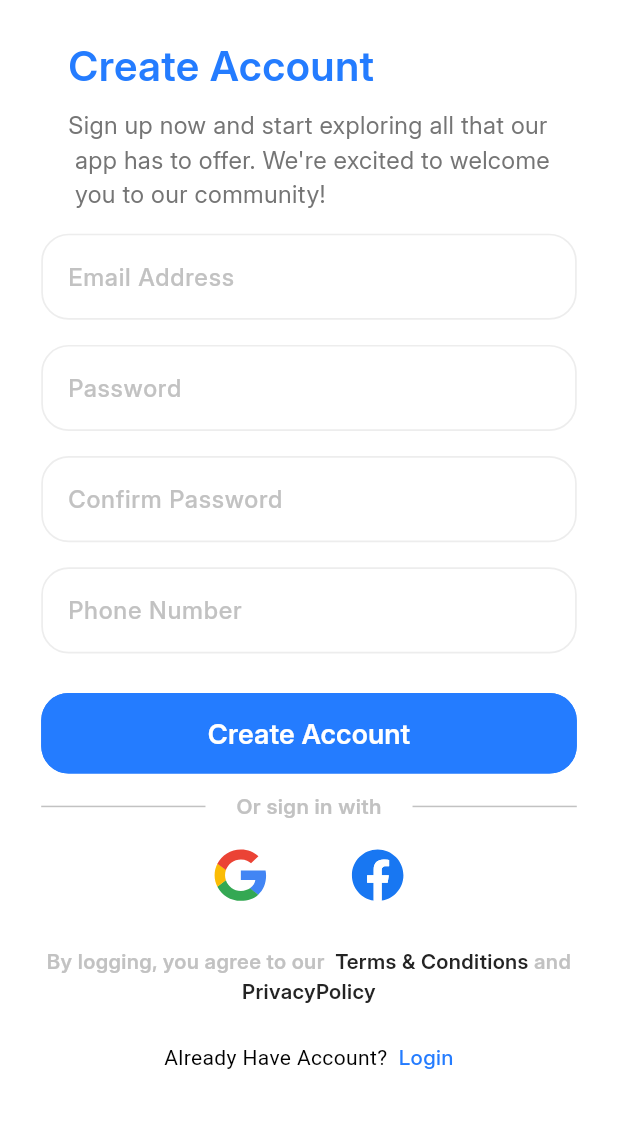
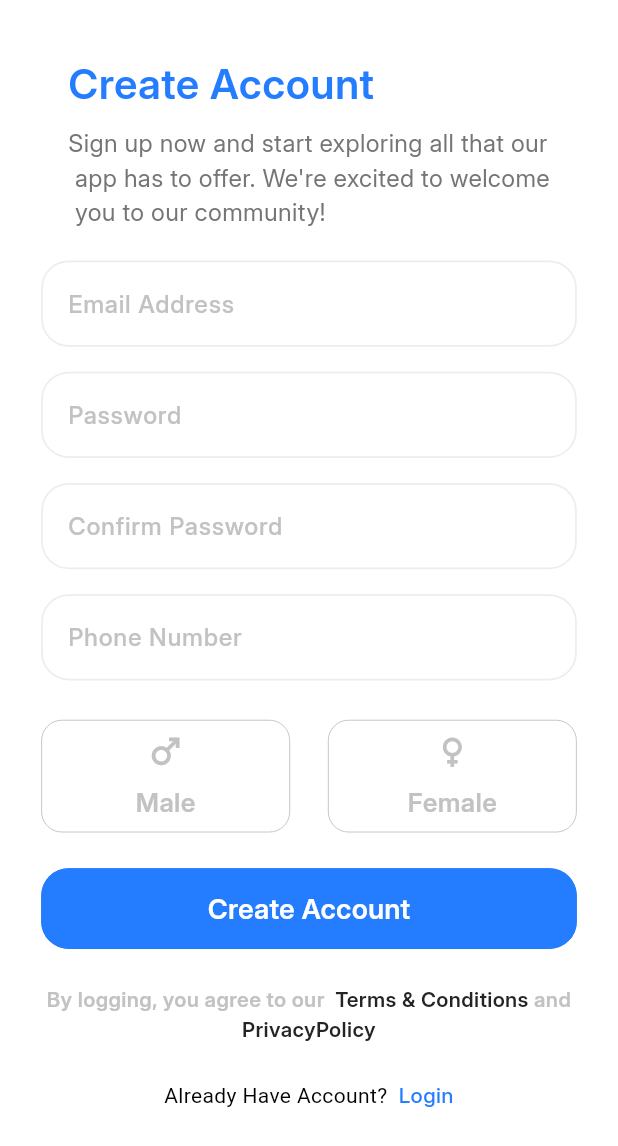
Before and after one commit to salahaldensherief/docdoc, a Flutter app: the SignupViewBody screen opened directly, on a phone screen of 412 x 824 dp. Shown: the top 1146 px of the screen. Run offline on Flutter 3.47's test engine with Material 3 defaults, Android fonts, the phone set to English and light mode, and no system bars; our stand-ins replace flutter_screenutil, flutter_svg, font_awesome_flutter.

Commit message:
refactor: login/signup ui

```diff
--- a/lib/core/widgets/social_login_botton.dart
+++ b/lib/core/widgets/social_login_botton.dart
@@ -1,4 +1,5 @@
 // Flutter imports:
+import 'package:docdoc/core/utils/app_colors.dart';
 import 'package:docdoc/core/utils/font_styles.dart';
 import 'package:docdoc/core/utils/images_data.dart';
 import 'package:flutter/material.dart';
@@ -8,9 +9,8 @@ import 'package:flutter_svg/flutter_svg.dart';
 // Project imports:
 
 class SocialLoginBotton extends StatelessWidget {
-  const SocialLoginBotton({super.key, required this.onPressed,});
+  const SocialLoginBotton({super.key, required this.onPressed});
   final VoidCallback onPressed;
-
 
   @override
   Widget build(BuildContext context) {
@@ -20,12 +20,20 @@ class SocialLoginBotton extends StatelessWidget {
         GestureDetector(
           onTap: onPressed,
           child: Container(
-            width: 40.w,
-            height: 40.h,
-            child: SvgPicture.asset(
-              ImagesData.googleIcon,
-              width: 24.w,
-              height: 24.h,
+
+            width: 46.w,
+            height: 46.h,
+            decoration: BoxDecoration(
+              shape: BoxShape.circle,
+              color: AppColors.white10Color,
+            ),
+            child: Padding(
+              padding:  EdgeInsets.all(5.0).r,
+              child: SvgPicture.asset(
+
+                ImagesData.googleIcon,
+
+              ),
             ),
           ),
         ),
@@ -33,17 +41,22 @@ class SocialLoginBotton extends StatelessWidget {
         GestureDetector(
           onTap: onPressed,
           child: Container(
-            width: 40.w,
-            height: 40.h,
-            child: SvgPicture.asset(
-              ImagesData.facebookIcon,
-              width: 24.w,
-              height: 24.h,
+            width: 46.w,
+            height: 46.h,
+            decoration: BoxDecoration(
+              shape: BoxShape.circle,
+              color: AppColors.white10Color,
+            ),
+
+            child: Padding(
+              padding:  EdgeInsets.all(5.0).r,
+              child: SvgPicture.asset(
+                ImagesData.facebookIcon,
+
+              ),
             ),
           ),
         ),
-
-
       ],
     );
   }
--- a/lib/features/auth/login/presentation/views/widgets/login_view_body.dart
+++ b/lib/features/auth/login/presentation/views/widgets/login_view_body.dart
@@ -34,18 +34,18 @@ class _LoginViewBodyState extends State<LoginViewBody> {
               crossAxisAlignment: CrossAxisAlignment.center,
 
               children: [
-                SizedBox(height: 20.h),
+                SizedBox(height: 30.h),
                 AuthAppbar(
                   title: 'Welcome Back!',
                   subtitle:
                       "We're excited to have you back, can't wait to\n see what you've been up to since you last\n logged in.",
                 ),
-                SizedBox(height: 24.h),
+                SizedBox(height: 17.h),
                 CustomTextFormField(
                   hintText: 'Email',
                   textInputType: TextInputType.emailAddress,
                 ),
-                SizedBox(height: 16.h),
+                SizedBox(height: 12.h),
                 PasswordField(hintText: 'Password'),
                 SizedBox(height: 16.h),
                 CheckboxAndForgetPasswordWidget(),
@@ -58,12 +58,8 @@ class _LoginViewBodyState extends State<LoginViewBody> {
                   fontColor: AppColors.backgroundColor,
                 ),
                 SizedBox(height: 20.h),
-                OrDivider(),
+                TermsAndConditions(),
                 SizedBox(height: 20.h),
-                SocialLoginBotton(onPressed: () {}),
-                SizedBox(height: 24.h),
-                TermsAndConditions(),
-                SizedBox(height: 24.h),
                 DontHaveAnAccountWidget(),
               ],
             ),
--- /dev/null
+++ b/lib/features/auth/signup/presentation/views/widgets/gender_selector.dart
@@ -0,0 +1,90 @@
+import 'package:docdoc/core/utils/app_colors.dart';
+import 'package:flutter/material.dart';
+import 'package:flutter_screenutil/flutter_screenutil.dart';
+
+class GenderSelector extends StatefulWidget {
+  final Function(String) onGenderSelected;
+  final String? initialGender;
+
+  const GenderSelector({
+    super.key,
+    required this.onGenderSelected,
+    this.initialGender,
+  });
+
+  @override
+  State<GenderSelector> createState() => _GenderSelectorState();
+}
+
+class _GenderSelectorState extends State<GenderSelector> {
+  String? _selectedGender;
+
+  @override
+  void initState() {
+    super.initState();
+    _selectedGender = widget.initialGender;
+  }
+
+  @override
+  Widget build(BuildContext context) {
+    return Row(
+      children: [
+        Expanded(
+          child: _genderItem(label: "Male", value: "0", icon: Icons.male),
+        ),
+        SizedBox(width: 22.w),
+        Expanded(
+          child: _genderItem(label: "Female", value: "1", icon: Icons.female),
+        ),
+      ],
+    );
+  }
+
+  Widget _genderItem({
+    required String label,
+    required String value,
+    required IconData icon,
+  }) {
+    final bool isSelected = _selectedGender == value;
+
+    return GestureDetector(
+      onTap: () {
+        setState(() => _selectedGender = value);
+        widget.onGenderSelected(value);
+      },
+      child: Container(
+        padding: const EdgeInsets.symmetric(vertical: 6).h,
+        decoration: BoxDecoration(
+          borderRadius: BorderRadius.circular(12).r,
+          border: Border.all(
+            color: isSelected ? Colors.blue : Colors.grey.shade400,
+            width: isSelected ? 1.w : .5.w,
+          ),
+          color: isSelected ? Colors.blue.shade50 : Colors.white,
+        ),
+        child: Column(
+          children: [
+            Icon(
+              icon,
+              color: isSelected
+                  ? AppColors.primaryColor
+                  : AppColors.lightGrayColor,
+              size: 24.sp,
+            ),
+            SizedBox(height: 6.h),
+            Text(
+              label,
+              style: TextStyle(
+                fontSize: 15.sp,
+                fontWeight: FontWeight.w600,
+                color: isSelected
+                    ? AppColors.primaryColor
+                    : AppColors.lightGrayColor,
+              ),
+            ),
+          ],
+        ),
+      ),
+    );
+  }
+}
--- a/lib/features/auth/signup/presentation/views/widgets/signup_view_body.dart
+++ b/lib/features/auth/signup/presentation/views/widgets/signup_view_body.dart
@@ -6,6 +6,7 @@ import 'package:docdoc/core/widgets/have_an_account.dart';
 import 'package:docdoc/core/widgets/or_divider.dart';
 import 'package:docdoc/core/widgets/social_login_botton.dart';
 import 'package:docdoc/core/widgets/terms_and_conditions.dart';
+import 'package:docdoc/features/auth/signup/presentation/views/widgets/gender_selector.dart';
 import 'package:flutter/material.dart';
 import 'package:flutter_screenutil/flutter_screenutil.dart';
 
@@ -17,18 +18,19 @@ class SignupViewBody extends StatelessWidget {
     return Scaffold(
       body: SafeArea(
         child: Padding(
-          padding:  EdgeInsets.symmetric(horizontal: 24).w,
+          padding: EdgeInsets.symmetric(horizontal: 24).w,
 
+          child: SingleChildScrollView(
             child: Column(
               children: [
-              SizedBox(height: 20.h),
+                SizedBox(height: 30.h),
 
                 AuthAppbar(
                   title: 'Create Account',
                   subtitle:
                       "Sign up now and start exploring all that our\n app has to offer. We're excited to welcome\n you to our community!",
                 ),
-              SizedBox(height: 12.h),
+                SizedBox(height: 17.h),
 
                 CustomTextFormField(
                   hintText: 'Email Address',
@@ -41,16 +43,24 @@ class SignupViewBody extends StatelessWidget {
                   hintText: 'Password',
                 ),
                 SizedBox(height: 12.h),
+                CustomTextFormField(
+                  textInputType: TextInputType.visiblePassword,
 
-              CustomTextFormField(
                   hintText: 'Confirm Password',
-                textInputType: TextInputType.visiblePassword,
                 ),
                 SizedBox(height: 12.h),
+
 
                     CustomTextFormField(
                       hintText: 'Phone Number',
                       textInputType: TextInputType.phone,
+                    ),
+
+                SizedBox(height: 20.h),
+                GenderSelector(
+                  onGenderSelected: (value) {
+                    print("Selected gender: $value");
+                  },
                 ),
                 SizedBox(height: 20.h),
 
@@ -61,15 +71,12 @@ class SignupViewBody extends StatelessWidget {
                   colorSide: AppColors.primaryColor,
                   fontColor: AppColors.backgroundColor,
                 ),
-              SizedBox(height: 10.h),
-              OrDivider(),
-              SizedBox(height: 10.h),
-              SocialLoginBotton(onPressed: (){},),
                 SizedBox(height: 20.h),
                 TermsAndConditions(),
                 SizedBox(height: 20.h),
-              HaveAnAccountWidget()
+                HaveAnAccountWidget(),
               ],
+            ),
           ),
         ),
       ),
```
Lines whose indentation alone changed are shown as unchanged.
